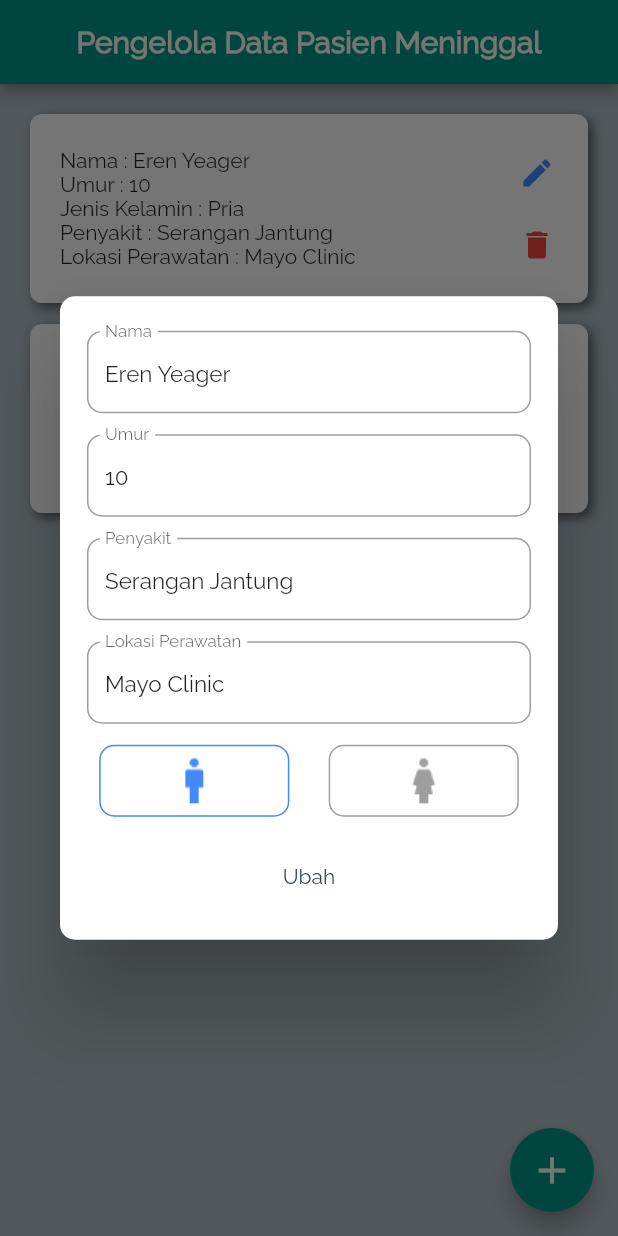
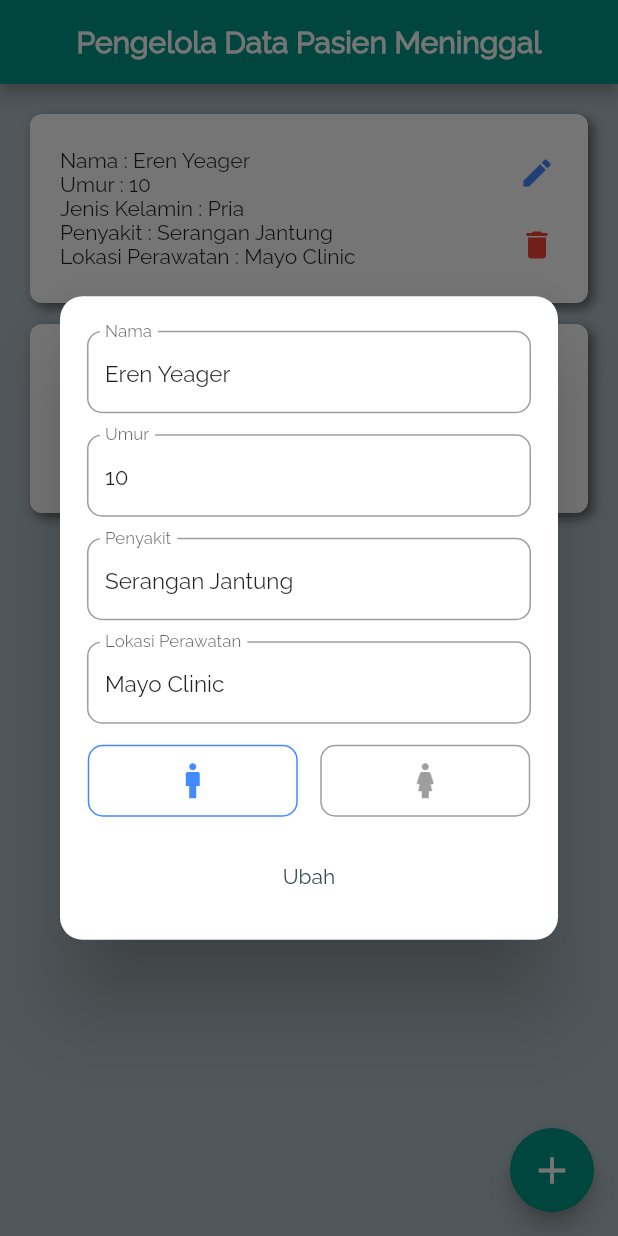
Before and after one commit to MahmudiZukri/pasien, a Flutter app: the screen it shows after launch, after a tap on the "edit" icon, on a phone screen of 412 x 824 dp. Run offline on Flutter 3.47's test engine with Material 2 defaults, Android fonts, the phone set to English and light mode, and no system bars; our stand-ins replace flushbar, hive, hive_flutter; accounts and stored records are empty; generated files the repository leaves out were written again.

Commit message:
fixed position

```diff
--- a/lib/ui/pages/main_page.dart
+++ b/lib/ui/pages/main_page.dart
@@ -167,7 +167,7 @@ class _MainPageState extends State<MainPage> {
                                                                 borderRadius:
                                                                     BorderRadius
                                                                         .circular(
-                                                                            10)),
+                                                                            15)),
                                                             child: Padding(
                                                                 padding:
                                                                     EdgeInsets
@@ -204,7 +204,7 @@ class _MainPageState extends State<MainPage> {
                                                                               0,
                                                                               setState),
                                                                           SizedBox(
-                                                                              width: 10),
+                                                                              width: 14),
                                                                           customGenderButton(
                                                                               genreList[1],
                                                                               1,
@@ -343,7 +343,7 @@ class _MainPageState extends State<MainPage> {
                                                               genreList[0],
                                                               0,
                                                               setState),
-                                                          SizedBox(width: 10),
+                                                          SizedBox(width: 14),
                                                           customGenderButton(
                                                               genreList[1],
                                                               1,
@@ -474,7 +474,11 @@ class _MainPageState extends State<MainPage> {
     );
   }
 
-  Widget customGenderButton(AssetImage image, int index, StateSetter setState) {
+  Widget customGenderButton(
+    AssetImage image,
+    int index,
+    StateSetter setState,
+  ) {
     return OutlineButton(
       onPressed: () {
         setState(() {
@@ -490,8 +494,8 @@ class _MainPageState extends State<MainPage> {
               : Colors.grey),
       child: Container(
         height: 48,
-        width: MediaQuery.of(context).size.width * 0.23,
-        padding: EdgeInsets.all(5),
+        width: (MediaQuery.of(context).size.width - 196) / 2,
+        padding: EdgeInsets.all(10),
         child: Image(
             image: image,
             color: (selectedIndex == index)
```
Also changed, not shown: assets/female_icon.png, assets/male_icon.png.
